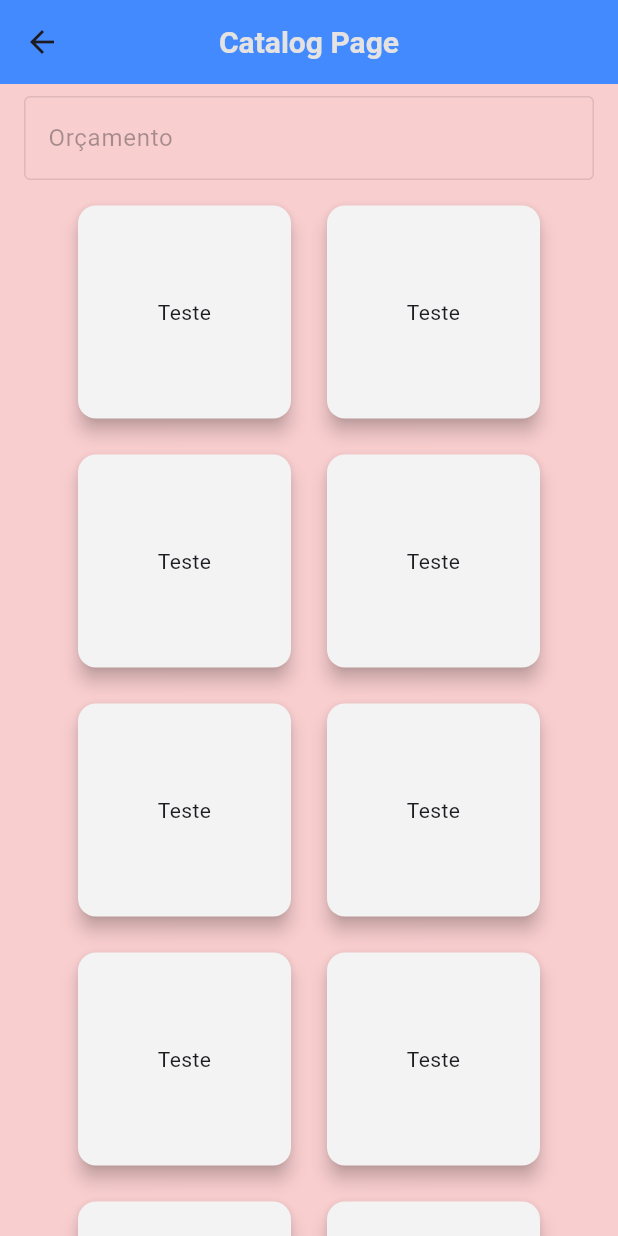
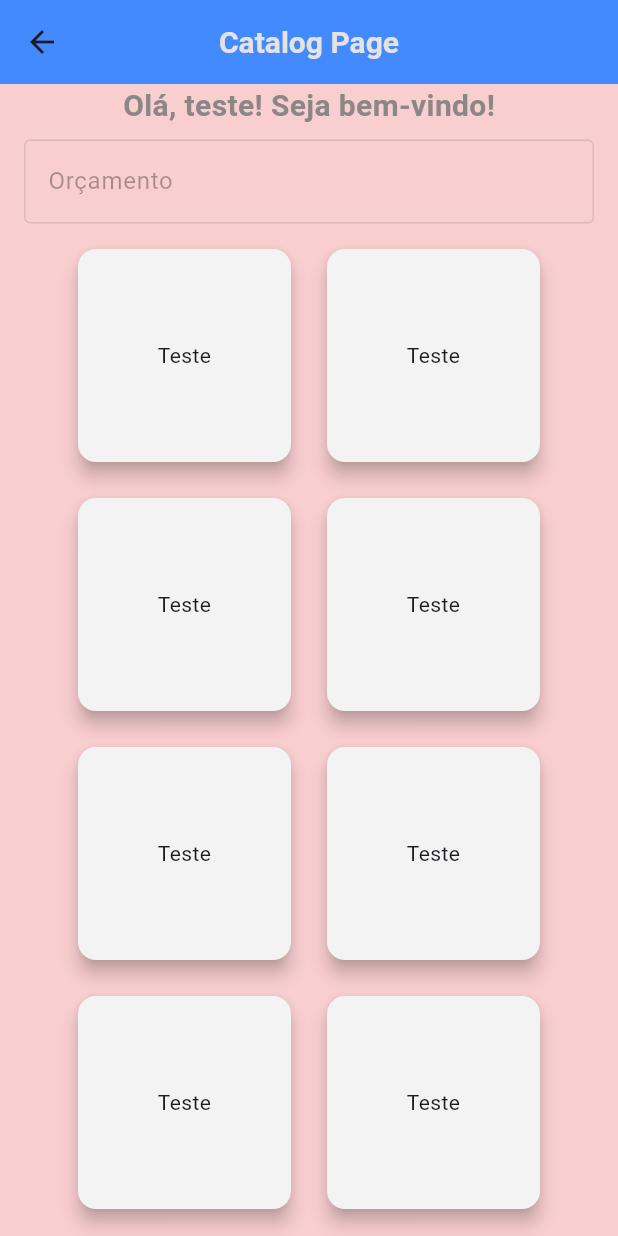
Before and after one commit to GabrielFreitas836/app-flutter, a Flutter app: the CatalogPage screen opened by its route, on a phone screen of 412 x 824 dp. Run offline on Flutter 3.47's test engine with Material 3 defaults, Android fonts, the phone set to English and light mode, and no system bars.

Commit message:
feat: Adicionar mensagem de boas-vindas na página de catálogo
NOTES: a variável 'name' utilizada é temporária e será substituída por outra lógica

```diff
--- a/app_flutter/lib/src/pages/catalog_page.dart
+++ b/app_flutter/lib/src/pages/catalog_page.dart
@@ -2,6 +2,9 @@ import 'package:app_flutter/src/widgets/double_card.dart';
 import 'package:flutter/material.dart';
 
 class CatalogPage extends StatelessWidget {
+
+  final String name = 'teste';
+
   const CatalogPage({super.key});
 
   @override
@@ -27,6 +30,14 @@ class CatalogPage extends StatelessWidget {
           child: Column(
             mainAxisAlignment: MainAxisAlignment.spaceAround,
             children: [
+              Text(
+                'Olá, $name! Seja bem-vindo!',
+                style: TextStyle(
+                  color: const Color.fromARGB(232, 128, 128, 128),
+                  fontSize: 20,
+                  fontWeight: FontWeight.w600
+                ),
+              ),
               Padding(
                 padding: const EdgeInsets.symmetric(
                   horizontal: 16,
```
